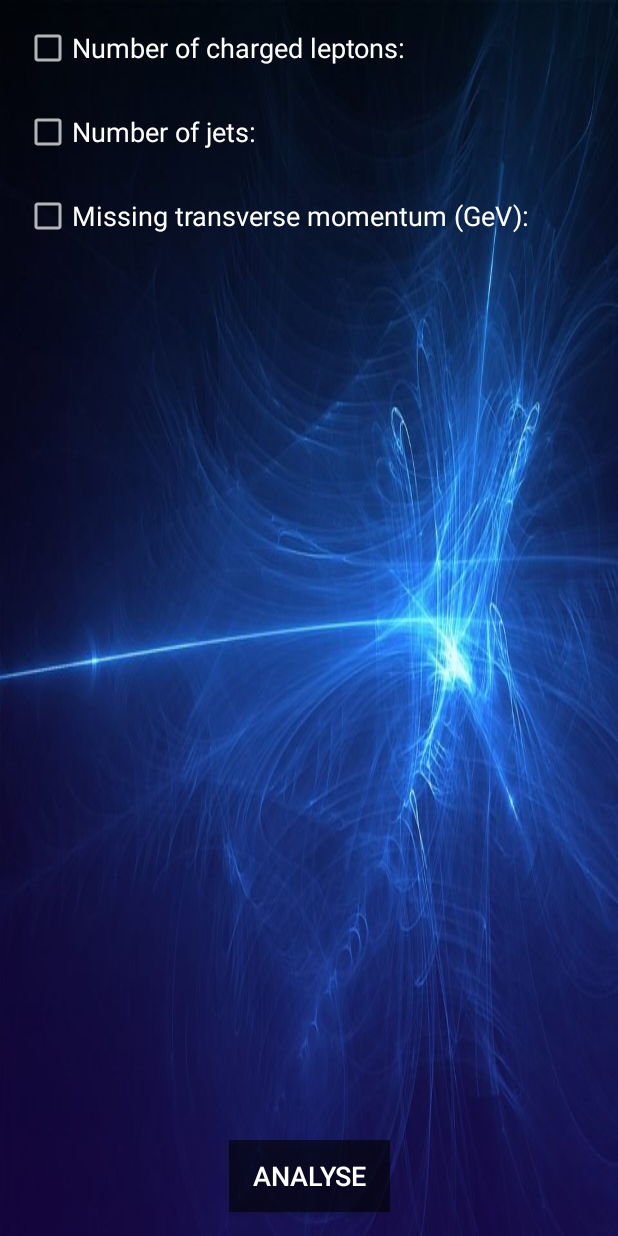
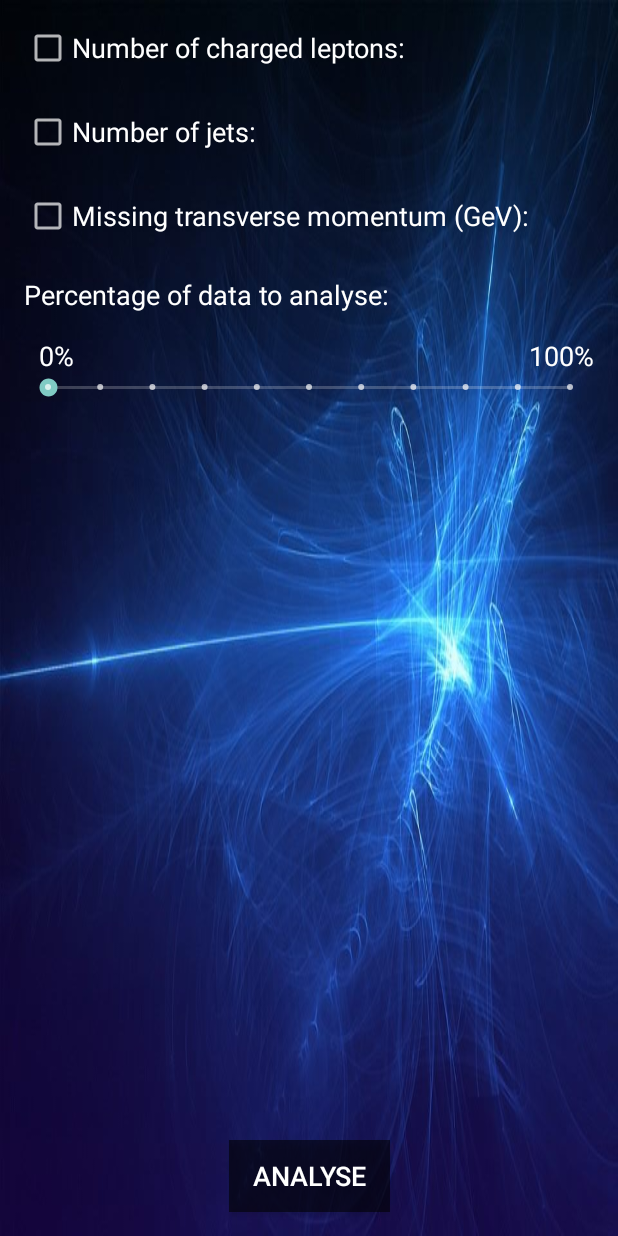
Before and after one commit to CapAsz/EventAnalyserApp, an Android app: the Analysis_main screen opened directly, with no data from a screen before it, on a phone screen of 412 x 824 dp. Run offline under Robolectric (Android 15) with nearby library versions, the phone set to English and light mode, and no system bars.

Commit message:
Analysis_main: link to results tab; ready to connect to firebase;

```diff
--- a/app/src/main/java/atlas_project/eventanalyser/Analysis_main.java
+++ b/app/src/main/java/atlas_project/eventanalyser/Analysis_main.java
@@ -1,5 +1,6 @@
 package atlas_project.eventanalyser;
 
+import android.content.Intent;
 import android.support.constraint.ConstraintLayout;
 import android.support.v7.app.AppCompatActivity;
 import android.os.Bundle;
@@ -9,6 +10,8 @@ import android.widget.*;
 
 public class Analysis_main extends AppCompatActivity {
     public int lept_no = 0;
+    public int lept_charge = 0;
+    public int lept_flavour = 0;
     public int lept_min_mass = 0;
     public int lept_max_mass = 200;
     public int lept_mom = 25;
@@ -16,6 +19,9 @@ public class Analysis_main extends AppCompatActivity {
     public int jets_no_max = 9;
     public int bTag_jets_no_min = 0;
     public int bTag_jets_no_max = 9;
+    public int missing_trans_mom_min = 0;
+    public int missing_trans_mom_max = 200;
+    public int percent_data = 0;
 
     @Override
     protected void onCreate(Bundle savedInstanceState) {
@@ -34,6 +40,10 @@ public class Analysis_main extends AppCompatActivity {
         final SeekBar jets_no_max_sb = findViewById(R.id.jets_no_max_sb);
         final SeekBar bTag_jets_min_sb = findViewById(R.id.bTag_jets_min_sb);
         final SeekBar bTag_jets_max_sb = findViewById(R.id.bTag_jets_max_sb);
+        final SeekBar miss_mom_min_sb = findViewById(R.id.miss_mom_min_sb);
+        final SeekBar miss_mom_max_sb = findViewById(R.id.miss_mom_max_sb);
+        final SeekBar percent_data_sb = findViewById(R.id.percent_sb);
+        final Button aButton = findViewById(R.id.analyse_button);
 
         lept_no_sb.setOnSeekBarChangeListener(new SeekBar.OnSeekBarChangeListener() {
             @Override
@@ -155,7 +165,12 @@ public class Analysis_main extends AppCompatActivity {
             public void onStartTrackingTouch(SeekBar seekBar) {}
             @Override
             public void onProgressChanged(SeekBar seekBar, int progress, boolean fromUser) {
-                bTag_jets_no_min = progress;
+                if(bTag_jets_no_min <= bTag_jets_no_max) {
+                    bTag_jets_no_min = progress;
+                }
+                else if (bTag_jets_no_min > bTag_jets_no_max){
+                    bTag_jets_no_min = bTag_jets_no_max;
+                }
             }
         });
 
@@ -166,7 +181,63 @@ public class Analysis_main extends AppCompatActivity {
             public void onStartTrackingTouch(SeekBar seekBar) {}
             @Override
             public void onProgressChanged(SeekBar seekBar, int progress, boolean fromUser) {
-                bTag_jets_no_max = progress;
+                if(bTag_jets_no_max >= bTag_jets_no_min) {
+                    bTag_jets_no_max = progress;
+                }
+                else if (bTag_jets_no_max < bTag_jets_no_min){
+                    bTag_jets_no_max = bTag_jets_no_min;
+                }
+            }
+        });
+
+        miss_mom_min_sb.setOnSeekBarChangeListener(new SeekBar.OnSeekBarChangeListener() {
+            @Override
+            public void onStopTrackingTouch(SeekBar seekBar) {}
+            @Override
+            public void onStartTrackingTouch(SeekBar seekBar) {}
+            @Override
+            public void onProgressChanged(SeekBar seekBar, int progress, boolean fromUser) {
+                if(missing_trans_mom_min <= missing_trans_mom_max) {
+                    missing_trans_mom_min = progress;
+                }
+                else if (missing_trans_mom_min > missing_trans_mom_max){
+                    missing_trans_mom_min = missing_trans_mom_max;
+                }
+            }
+        });
+
+        miss_mom_max_sb.setOnSeekBarChangeListener(new SeekBar.OnSeekBarChangeListener() {
+            @Override
+            public void onStopTrackingTouch(SeekBar seekBar) {}
+            @Override
+            public void onStartTrackingTouch(SeekBar seekBar) {}
+            @Override
+            public void onProgressChanged(SeekBar seekBar, int progress, boolean fromUser) {
+                if(missing_trans_mom_max >= missing_trans_mom_min) {
+                    missing_trans_mom_max = progress;
+                }
+                else if (missing_trans_mom_max < missing_trans_mom_min){
+                    missing_trans_mom_max = missing_trans_mom_min;
+                }
+            }
+        });
+
+        percent_data_sb.setOnSeekBarChangeListener(new SeekBar.OnSeekBarChangeListener() {
+            @Override
+            public void onStopTrackingTouch(SeekBar seekBar) {}
+            @Override
+            public void onStartTrackingTouch(SeekBar seekBar) {}
+            @Override
+            public void onProgressChanged(SeekBar seekBar, int progress, boolean fromUser) {
+                percent_data = progress*10;
+            }
+        });
+
+        aButton.setOnClickListener(new View.OnClickListener() {
+            @Override
+            public void onClick(View view) {
+                Intent goToTab = new Intent(Analysis_main.this, Menu.class);
+                startActivity(goToTab);
             }
         });
     }
@@ -226,7 +297,8 @@ public class Analysis_main extends AppCompatActivity {
     }
 
     /**
-     *
+     * When lepton number is 2, 3, or 4, show checkboxes "Choose lepton charge" and "Choose lepton
+     * flavour". Otherwise, hide checkboxes.
      */
     public void leptChargeFlavour() {
         TextView chk1 = findViewById(R.id.lept_charge_chk);
@@ -243,9 +315,7 @@ public class Analysis_main extends AppCompatActivity {
     }
 
     /**
-     * When checkbox "Minimum transverse momentum (GeV):" is checked show SeekBar for choosing
-     * minimum transverse momentum (set initially to progress 1).
-     * @param view checkbox
+     * @param view checkbox "Choose lepton charge"
      */
     public void leptCharge(View view) {
         ConstraintLayout cl = findViewById(R.id.charge_rb_layout);
@@ -266,9 +336,7 @@ public class Analysis_main extends AppCompatActivity {
     }
 
     /**
-     * When checkbox "Minimum transverse momentum (GeV):" is checked show SeekBar for choosing
-     * minimum transverse momentum (set initially to progress 1).
-     * @param view checkbox
+     * @param view checkbox "Choose lepton flavour"
      */
     public void leptFlavour(View view) {
         ConstraintLayout cl = findViewById(R.id.flavour_rb_layout);
@@ -290,7 +358,8 @@ public class Analysis_main extends AppCompatActivity {
 
     /**
      * When checkbox "Minimum transverse momentum (GeV):" is checked show SeekBar for choosing
-     * minimum transverse momentum (set initially to progress 1).
+     * minimum transverse momentum (set initially to progress 1). When unchecked reset progress, and
+     * hide SeekBar.
      * @param view checkbox "Minimum transverse momentum (GeV):"
      */
     public void leptMomSeekBar(View view) {
@@ -306,19 +375,23 @@ public class Analysis_main extends AppCompatActivity {
     }
 
     /**
-     *
+     * When checkbox "Number of jets:" is checked show SeekBar for choosing minimum and maximum
+     * number of jets and checkbox for selecting number of jets that are b-tagged. When unchecked,
+     * reset progress, hide SeekBars and "Any b-tagged jets?" checkbox, and run bTagJetsSeekBar()
+     * method.
      * @param view checkbox "Number of jets:"
      */
     public void jetNoSeekBar(View view) {
+        //ConstraintLayouta nd SeekBar for minimum number of jets
         ConstraintLayout cl = findViewById(R.id.jet_min_labels_layout);
         SeekBar sb1 = findViewById(R.id.jets_no_min_sb);
-
+        //ConstraintLayout and SeekBar for maximum number of jets
         ConstraintLayout cl2 = findViewById(R.id.jet_max_labels_layout);
         SeekBar sb2 = findViewById(R.id.jets_no_max_sb);
-
+        //checkbox for selecting number of jets that are b-tagged
         CheckBox chk1 = findViewById(R.id.bTag_jets);
 
-        //set visibility depending on current visibility
+        //set visibility depending on current visibility and reset progress and checkbox if gone
         if (cl.getVisibility() == View.GONE) {
             cl.setVisibility(View.VISIBLE);
             cl2.setVisibility(View.VISIBLE);
@@ -326,11 +399,9 @@ public class Analysis_main extends AppCompatActivity {
         } else {
             cl.setVisibility(View.GONE);
             sb1.setProgress(0);
-
             cl2.setVisibility(View.GONE);
             sb2.setProgress(9);
             chk1.setVisibility(View.GONE);
-
             //reset min. transverse lepton momentum checkbox
             if(chk1.isChecked()){
                 chk1.toggle();
@@ -340,7 +411,8 @@ public class Analysis_main extends AppCompatActivity {
     }
 
     /**
-     *
+     * When checkbox "Any b-tagged jets?" is checked show SeekBar for choosing minimum and maximum
+     * number of b-tagged jets. When unchecked, reset progress and hide SeekBars.
      * @param view checkbox "Any b-tagged jets?"
      */
     public void bTagJetsSeekBar(View view) {
@@ -362,32 +434,34 @@ public class Analysis_main extends AppCompatActivity {
     }
 
     /**
-     *
-     * @param view checkbox "Number of jets:"
+     * when checkbox "Missing transverse momentum (GeV):" is checked show SeekBars for choosing
+     * maximum and minimum missing transverse momentum. when unchecked, reset progress and hide
+     * SeekBars.
+     * @param view checkbox "Missing transverse momentum (GeV):"
      */
     public void missTransMomSeekBar(View view) {
+        //ConstraintLayout and SeekBar for minimum missing transverse momentum
         ConstraintLayout cl = findViewById(R.id.miss_mom_min_labels_layout);
         SeekBar sb1 = findViewById(R.id.miss_mom_min_sb);
-
+        //ConstraintLayout and SeekBar for maximum missing transverse momentum
         ConstraintLayout cl2 = findViewById(R.id.miss_mom_max_labels_layout);
         SeekBar sb2 = findViewById(R.id.miss_mom_max_sb);
 
-        //set visibility depending on current visibility
+        //set visibility depending on current visibility and reset progress if vis = gone
         if (cl.getVisibility() == View.GONE) {
             cl.setVisibility(View.VISIBLE);
             cl2.setVisibility(View.VISIBLE);
         } else {
             cl.setVisibility(View.GONE);
             sb1.setProgress(0);
-
             cl2.setVisibility(View.GONE);
             sb2.setProgress(4);
         }
     }
 
     /**
-     *
-     * @param view checkbox "Number of jets:"
+     * When "analyse" button is clicked compile variables into a string, navigate to results.
+     * @param view button "Analyse"
      */
     public void analyse(View view) {
         //TODO constructs string from int variables
--- a/app/src/main/res/layout/activity_analysis_main.xml
+++ b/app/src/main/res/layout/activity_analysis_main.xml
@@ -774,6 +774,8 @@
                 android:id="@+id/bTag_max_labels_layout"
                 android:layout_width="match_parent"
                 android:layout_height="43dp"
+                android:layout_marginBottom="16dp"
+                android:layout_marginTop="8dp"
                 android:visibility="gone"
                 app:layout_constraintBottom_toTopOf="@+id/jets_no_min_sb"
                 app:layout_constraintEnd_toEndOf="parent"
@@ -1046,6 +1048,54 @@
 
             </android.support.constraint.ConstraintLayout>
 
+            <TextView
+                android:id="@+id/percent_data"
+                android:layout_width="match_parent"
+                android:layout_height="wrap_content"
+                android:layout_marginBottom="16dp"
+                android:layout_marginTop="8dp"
+                android:text="@string/percent_data_label"
+                android:textColor="@color/colorButtonText"
+                android:textSize="18sp"
+                android:visibility="visible" />
+
+            <android.support.constraint.ConstraintLayout
+                android:id="@+id/percent_data_labels_cl"
+                android:layout_width="match_parent"
+                android:layout_height="match_parent">
+
+                <TextView
+                    android:id="@+id/percent_label_0"
+                    android:layout_width="wrap_content"
+                    android:layout_height="wrap_content"
+                    android:layout_marginStart="10dp"
+                    android:text="0%"
+                    android:textColor="@color/colorButtonText"
+                    android:textSize="18sp"
+                    app:layout_constraintBottom_toBottomOf="parent"
+                    app:layout_constraintStart_toStartOf="parent"
+                    app:layout_constraintTop_toTopOf="parent" />
+
+                <TextView
+                    android:id="@+id/percent_label_100"
+                    android:layout_width="wrap_content"
+                    android:layout_height="wrap_content"
+                    android:text="100%"
+                    android:textColor="@color/colorButtonText"
+                    android:textSize="18sp"
+                    app:layout_constraintBottom_toBottomOf="parent"
+                    app:layout_constraintEnd_toEndOf="parent"
+                    app:layout_constraintTop_toTopOf="parent" />
+            </android.support.constraint.ConstraintLayout>
+
+            <SeekBar
+                android:id="@+id/percent_sb"
+                style="@style/Widget.AppCompat.SeekBar.Discrete"
+                android:layout_width="match_parent"
+                android:layout_height="wrap_content"
+                android:max="10"
+                android:progress="0" />
+
         </LinearLayout>
 
     </ScrollView>
--- a/app/src/main/res/values/strings.xml
+++ b/app/src/main/res/values/strings.xml
@@ -100,4 +100,5 @@
     <string name="charge_same">Same charge</string>
     <string name="charge_diff">Different charge</string>
     <string name="miss_trans_mom_label">Missing transverse momentum (GeV):</string>
+    <string name="percent_data_label">Percentage of data to analyse:</string>
 </resources>
```
Also changed, not shown: app/src/main/res/drawable/eva.png (deleted).
